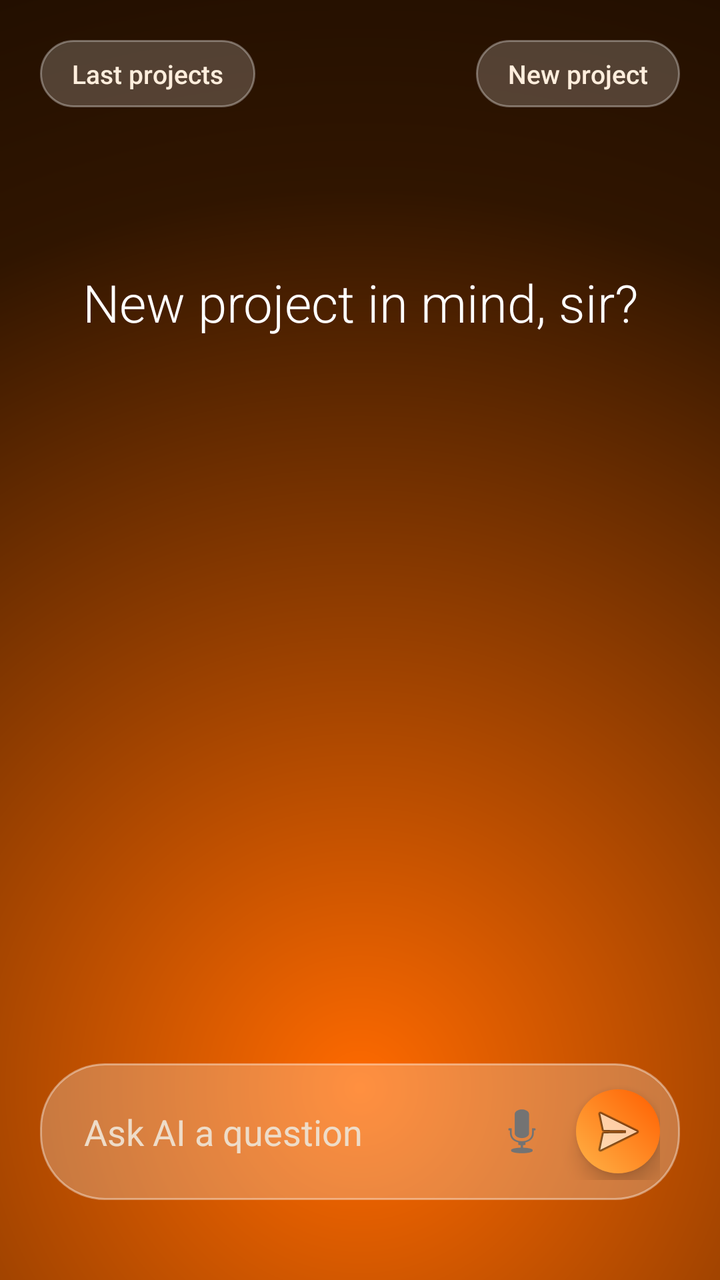
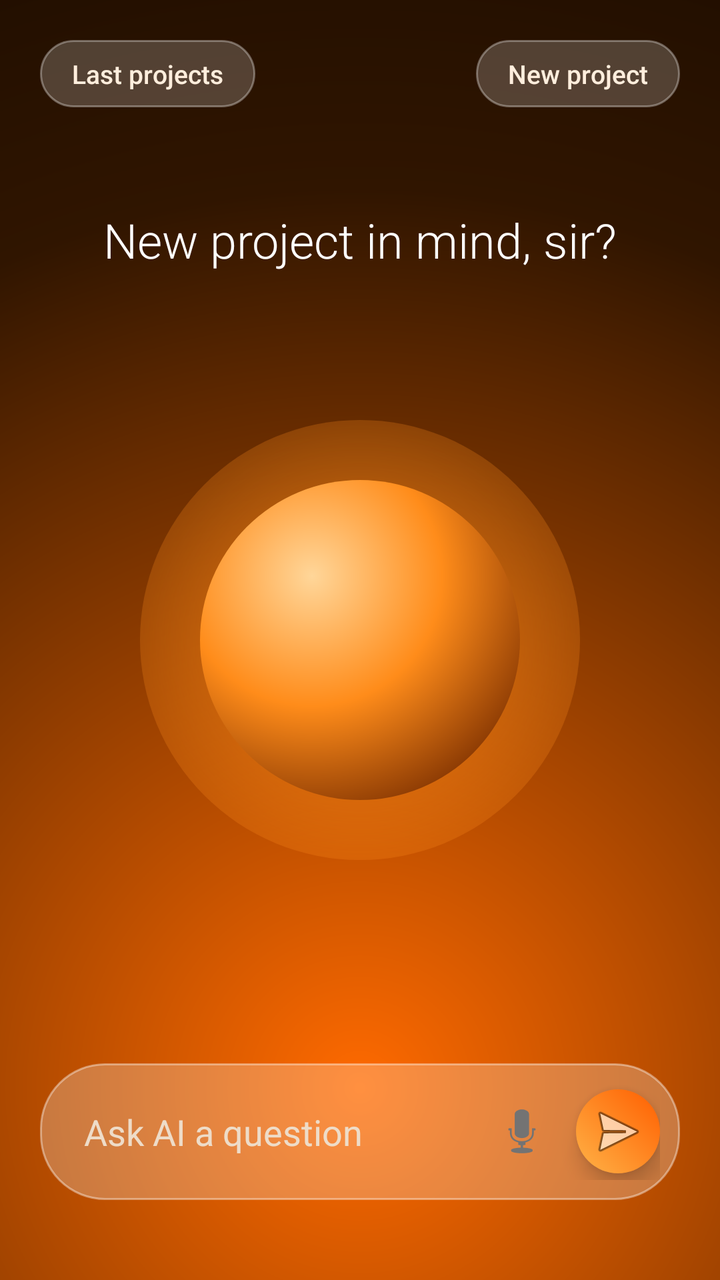

Screens rendered from an Android XML layout before and after an edit, with the pre-edit source and the edit as a unified diff.
<!-- AndroidManifest.xml: application theme Theme.Ultron.NoActionBar -->
<!-- res/layout/activity_main.xml -->
<?xml version="1.0" encoding="utf-8"?>
<RelativeLayout xmlns:android="http://schemas.android.com/apk/res/android"
    android:layout_width="match_parent"
    android:layout_height="match_parent"
    android:background="@drawable/bg_gradient">

    <LinearLayout
        android:id="@+id/headerRow"
        android:layout_width="match_parent"
        android:layout_height="wrap_content"
        android:layout_alignParentTop="true"
        android:orientation="horizontal"
        android:padding="20dp"
        android:paddingTop="70dp">

        <TextView
            android:layout_width="wrap_content"
            android:layout_height="wrap_content"
            android:text="Last projects"
            android:textColor="#FFEEDD"
            android:textSize="13sp"
            android:fontFamily="sans-serif-medium"
            android:background="@drawable/pill_button_bg"
            android:paddingHorizontal="16dp"
            android:paddingVertical="8dp"/>

        <View
            android:layout_width="0dp"
            android:layout_height="1dp"
            android:layout_weight="1"/>

        <TextView
            android:layout_width="wrap_content"
            android:layout_height="wrap_content"
            android:text="New project"
            android:textColor="#FFEEDD"
            android:textSize="13sp"
            android:fontFamily="sans-serif-medium"
            android:background="@drawable/pill_button_bg"
            android:paddingHorizontal="16dp"
            android:paddingVertical="8dp"/>

    </LinearLayout>

    <TextView
        android:id="@+id/greetingText"
        android:layout_width="match_parent"
        android:layout_height="wrap_content"
        android:layout_below="@id/headerRow"
        android:layout_marginTop="60dp"
        android:text="New project in mind, sir?"
        android:textColor="#FFFFFF"
        android:textSize="26sp"
        android:fontFamily="sans-serif-light"
        android:gravity="center"
        android:paddingHorizontal="32dp"/>

    <TextView
        android:id="@+id/statusText"
        android:layout_width="match_parent"
        android:layout_height="wrap_content"
        android:layout_above="@+id/inputBar"
        android:layout_marginBottom="24dp"
        android:paddingHorizontal="32dp"
        android:text=""
        android:textColor="#FFFFFF"
        android:textSize="16sp"
        android:gravity="center"/>

    <LinearLayout
        android:id="@+id/inputBar"
        android:layout_width="match_parent"
        android:layout_height="wrap_content"
        android:layout_alignParentBottom="true"
        android:layout_marginBottom="40dp"
        android:orientation="horizontal"
        android:gravity="center_vertical"
        android:background="@drawable/input_bar_bg"
        android:padding="10dp"
        android:layout_marginStart="20dp"
        android:layout_marginEnd="20dp"
        android:elevation="12dp">

        <EditText
            android:id="@+id/inputText"
            android:layout_width="0dp"
            android:layout_height="wrap_content"
            android:layout_weight="1"
            android:hint="Ask AI a question"
            android:background="@android:color/transparent"
            android:padding="12dp"
            android:textColor="#FFFFFF"
            android:textColorHint="#EEDCC8"/>

        <ImageButton
            android:id="@+id/voiceButton"
            android:layout_width="42dp"
            android:layout_height="42dp"
            android:layout_marginEnd="6dp"
            android:background="@android:color/transparent"
            android:src="@android:drawable/ic_btn_speak_now"
            android:contentDescription="Voice"/>

        <ImageButton
            android:id="@+id/sendButton"
            android:layout_width="42dp"
            android:layout_height="42dp"
            android:background="@drawable/send_button_bg"
            android:src="@android:drawable/ic_menu_send"
            android:padding="10dp"
            android:elevation="6dp"
            android:contentDescription="Send"/>

    </LinearLayout>

</RelativeLayout>
<!-- resources referenced by this layout -->
<resources>
  <!-- drawable bg_gradient (drawable) -->
  <?xml version="1.0" encoding="utf-8"?>
  <shape xmlns:android="http://schemas.android.com/apk/res/android"
      android:shape="rectangle">
      <gradient
          android:type="radial"
          android:gradientRadius="900dp"
          android:centerX="0.5"
          android:centerY="0.85"
          android:startColor="#FF6A00"
          android:centerColor="#301500"
          android:endColor="#000000"/>
  </shape>
  <!-- drawable input_bar_bg (drawable) -->
  <?xml version="1.0" encoding="utf-8"?>
  <layer-list xmlns:android="http://schemas.android.com/apk/res/android">
      <item>
          <shape android:shape="rectangle">
              <solid android:color="#40FFFFFF"/>
              <corners android:radius="32dp"/>
              <stroke android:width="1dp" android:color="#66FFFFFF"/>
          </shape>
      </item>
  </layer-list>
  <!-- drawable pill_button_bg (drawable) -->
  <?xml version="1.0" encoding="utf-8"?>
  <shape xmlns:android="http://schemas.android.com/apk/res/android"
      android:shape="rectangle">
      <solid android:color="#33FFFFFF"/>
      <corners android:radius="20dp"/>
      <stroke android:width="1dp" android:color="#55FFFFFF"/>
  </shape>
  <!-- drawable send_button_bg (drawable) -->
  <?xml version="1.0" encoding="utf-8"?>
  <shape xmlns:android="http://schemas.android.com/apk/res/android"
      android:shape="oval">
      <gradient
          android:type="linear"
          android:angle="45"
          android:startColor="#FFB347"
          android:endColor="#FF5E00"/>
  </shape>
  <style name="Theme.Ultron.NoActionBar" parent="Theme.Ultron">
          <item name="windowActionBar">false</item>
          <item name="windowNoTitle">true</item>
          <item name="android:statusBarColor">@android:color/transparent</item>
          <item name="android:windowLightStatusBar">false</item>
      </style>
  <style name="Theme.Ultron" parent="Theme.AppCompat.DayNight.DarkActionBar">
          <item name="colorPrimary">#1A1A2E</item>
          <item name="colorPrimaryDark">#0D0D1A</item>
          <item name="colorAccent">#00FF88</item>
      </style>
</resources>

<!-- the commit's change to res/layout/activity_main.xml (unified diff, before → after) -->
@@ -47,13 +47,34 @@
         android:layout_width="match_parent"
         android:layout_height="wrap_content"
         android:layout_below="@id/headerRow"
-        android:layout_marginTop="60dp"
+        android:layout_marginTop="30dp"
         android:text="New project in mind, sir?"
         android:textColor="#FFFFFF"
-        android:textSize="26sp"
+        android:textSize="24sp"
         android:fontFamily="sans-serif-light"
         android:gravity="center"
         android:paddingHorizontal="32dp"/>
+
+    <FrameLayout
+        android:id="@+id/orbContainer"
+        android:layout_width="220dp"
+        android:layout_height="220dp"
+        android:layout_centerInParent="true">
+
+        <ImageView
+            android:id="@+id/orbGlow"
+            android:layout_width="match_parent"
+            android:layout_height="match_parent"
+            android:src="@drawable/orb_glow"/>
+
+        <ImageView
+            android:id="@+id/orbCore"
+            android:layout_width="160dp"
+            android:layout_height="160dp"
+            android:layout_gravity="center"
+            android:src="@drawable/orb_core"/>
+
+    </FrameLayout>
 
     <TextView
         android:id="@+id/statusText"
<!-- resource entries referenced after the edit -->
@@ -24,6 +24,29 @@
           </shape>
       </item>
   </layer-list>
+  <!-- drawable orb_core (drawable) -->
+  <?xml version="1.0" encoding="utf-8"?>
+  <shape xmlns:android="http://schemas.android.com/apk/res/android"
+      android:shape="oval">
+      <gradient
+          android:type="radial"
+          android:gradientRadius="130dp"
+          android:centerX="0.35"
+          android:centerY="0.3"
+          android:startColor="#FFFFD699"
+          android:centerColor="#FFFF8C1A"
+          android:endColor="#FF7A2E00"/>
+  </shape>
+  <!-- drawable orb_glow (drawable) -->
+  <?xml version="1.0" encoding="utf-8"?>
+  <shape xmlns:android="http://schemas.android.com/apk/res/android"
+      android:shape="oval">
+      <gradient
+          android:type="radial"
+          android:gradientRadius="160dp"
+          android:centerColor="#66FF8C1A"
+          android:endColor="#00000000"/>
+  </shape>
   <!-- drawable pill_button_bg (drawable) -->
   <?xml version="1.0" encoding="utf-8"?>
   <shape xmlns:android="http://schemas.android.com/apk/res/android"
